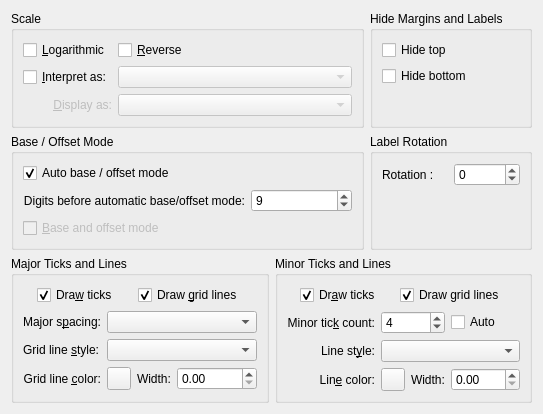
Old version of the form src/libkstapp/axistab.ui in the repository Kst-plot/kst.
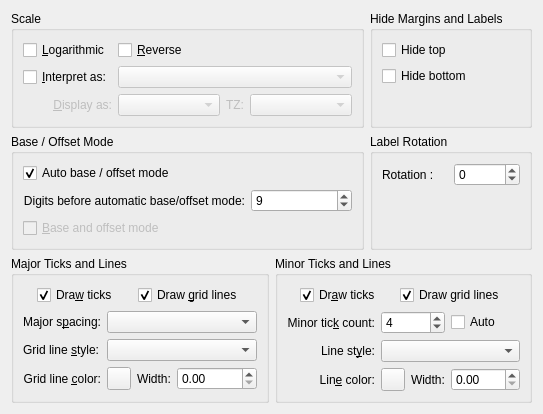
New version of the form. Custom widgets are drawn as their Qt base class.

Commit message:
The skeleton for timezones in time axis interpretation, and very rudamentary support for them.
-Introduce a timezone class, which gives the offset from gmt for a selected timezone, at a specified time.
-A a static list of timezones (GMT+-X).
-Add support for this feature in plot axis, where this would be used.

It does not support system timezones, as, as far as I can tell, there is no system independent way of
getting them.  So we will have to write system dependent code to go from here.

Diff of the .ui file:
```diff
--- a/src/libkstapp/axistab.ui
+++ b/src/libkstapp/axistab.ui
@@ -61,7 +61,7 @@
           </property>
          </widget>
         </item>
-        <item row="1" column="1">
+        <item row="1" column="1" colspan="3">
          <widget class="QComboBox" name="_scaleInterpretType">
           <property name="enabled">
            <bool>false</bool>
@@ -109,6 +109,35 @@
           </property>
          </widget>
         </item>
+        <item row="2" column="2">
+         <widget class="QLabel" name="label_7">
+          <property name="enabled">
+           <bool>false</bool>
+          </property>
+          <property name="sizePolicy">
+           <sizepolicy hsizetype="Fixed" vsizetype="Preferred">
+            <horstretch>0</horstretch>
+            <verstretch>0</verstretch>
+           </sizepolicy>
+          </property>
+          <property name="text">
+           <string>TZ:</string>
+          </property>
+         </widget>
+        </item>
+        <item row="2" column="3">
+         <widget class="QComboBox" name="_timezone">
+          <property name="enabled">
+           <bool>false</bool>
+          </property>
+          <property name="toolTip">
+           <string>Time encoding type</string>
+          </property>
+          <property name="whatsThis">
+           <string>The axis represents time, whose encoding is selected here.</string>
+          </property>
+         </widget>
+        </item>
        </layout>
       </widget>
      </item>
```
Left out of the diff: 80 changed lines with no effect on the pictures. The commit also changes 8 other files.
